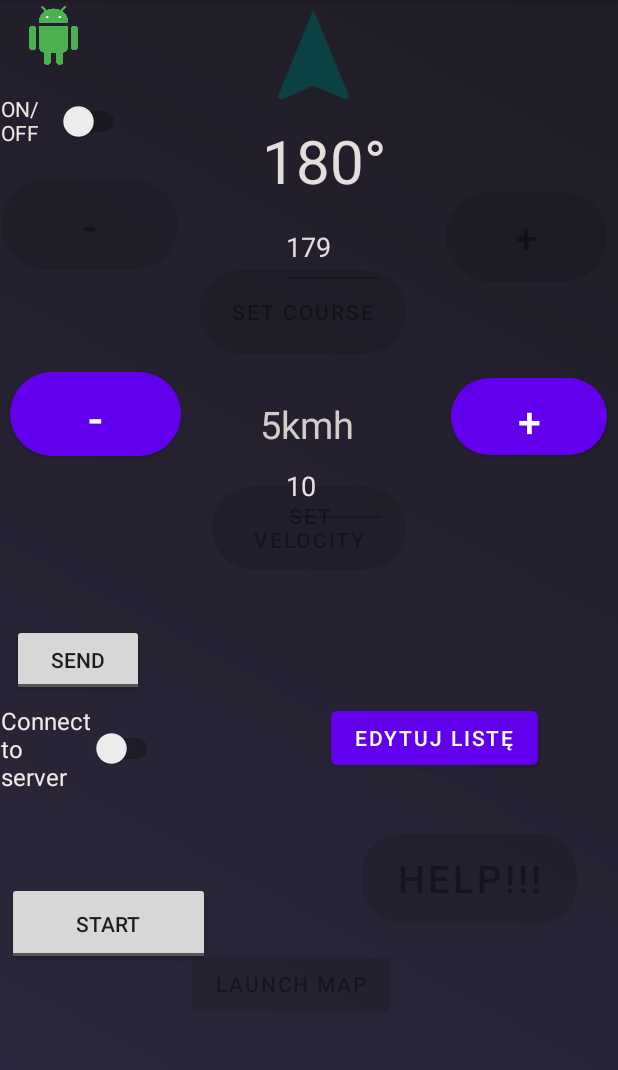
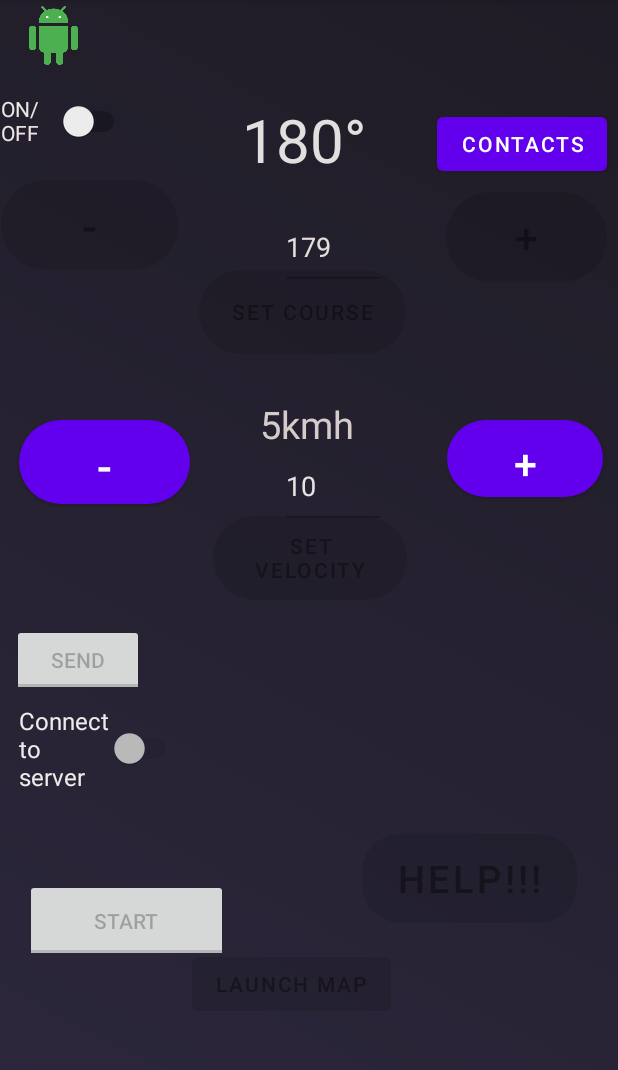
Before and after one commit to Marzpy/Boat-app, an Android app: the screen it shows after launch (MainActivity), on a phone screen of 412 x 824 dp, the part 84-1154 px from its top. Run offline under Robolectric (Android 15) with nearby library versions, the phone set to English and light mode, and no system bars; libraries missing offline, so code that uses them is left out: org.eclipse.paho; 2 statements that could not run were skipped.

```diff
--- a/app/src/main/java/com/example/podstawka/MainActivity.java
+++ b/app/src/main/java/com/example/podstawka/MainActivity.java
@@ -5,8 +5,10 @@ import androidx.annotation.Nullable;
 import androidx.appcompat.app.AppCompatActivity;
 import androidx.constraintlayout.widget.ConstraintLayout;
 import androidx.core.app.ActivityCompat;
+import androidx.core.content.ContextCompat;
 
 
+import android.widget.ArrayAdapter;
 import android.widget.CompoundButton;
 
 import android.Manifest;
@@ -27,6 +29,7 @@ import android.view.MotionEvent;
 
 import android.widget.Button;
 import android.widget.EditText;
+import android.widget.ListView;
 import android.widget.Switch;
 import android.widget.TextView;
 import android.widget.Toast;
@@ -62,29 +65,9 @@ import org.eclipse.paho.client.mqttv3.MqttClient;
 import org.eclipse.paho.client.mqttv3.MqttException;
 import org.eclipse.paho.client.mqttv3.MqttMessage;
 
-import android.Manifest;
-import android.app.Activity;
-import android.content.Intent;
-import android.content.pm.PackageManager;
-import android.net.Uri;
-import android.os.Bundle;
-import android.telephony.SmsManager;
-import android.view.View;
-import android.widget.ArrayAdapter;
-import android.widget.Button;
-import android.widget.ListView;
-import android.widget.Toast;
-
-import androidx.annotation.NonNull;
-import androidx.appcompat.app.AppCompatActivity;
-import androidx.core.app.ActivityCompat;
-import androidx.core.content.ContextCompat;
-
-import java.util.ArrayList;
-import java.util.List;
-
 public class MainActivity extends AppCompatActivity {
 
+    private static final int REQUEST_CODE_ADD_ITEM =1 ;
     int speedV=5,course=1;
     private Button btnPlus,btnMin,btnSetcourse,btnspeed,btnhelp;
     private Button speedPlus,speedMin;
@@ -103,9 +86,7 @@ public class MainActivity extends AppCompatActivity {
     TextView subText;
     List<String> array=new ArrayList<String>();
     List<String> array2=new ArrayList<String>();
-    private static final int REQUEST_CODE_SEND_SMS = 1;
-    private static final int REQUEST_CODE_ADD_ITEM = 2;
-    private static final int REQUEST_CODE_READ_PHONE_STATE =3 ;
+
     private static ArrayList<String> items = new ArrayList<>();
 
 
@@ -115,6 +96,9 @@ public class MainActivity extends AppCompatActivity {
 
     private ArrayAdapter<String> adapter;
     private ConstraintLayout containerRL;
+
+
+
     @Override
     protected void onCreate(Bundle savedInstanceState) {
         super.onCreate(savedInstanceState);
@@ -133,25 +117,10 @@ public class MainActivity extends AppCompatActivity {
 
 
 
-
-        if (ContextCompat.checkSelfPermission(this, Manifest.permission.SEND_SMS)
-                != PackageManager.PERMISSION_GRANTED) {
-            ActivityCompat.requestPermissions(this, new String[]{Manifest.permission.SEND_SMS}, REQUEST_CODE_SEND_SMS);
-        }
-        if (ContextCompat.checkSelfPermission(this, Manifest.permission.READ_PHONE_STATE)
-                != PackageManager.PERMISSION_GRANTED) {
-            ActivityCompat.requestPermissions(this, new String[]{Manifest.permission.READ_PHONE_STATE}, REQUEST_CODE_READ_PHONE_STATE);
-        }
-        setContentView(R.layout.activity_main);
+        editListButton = findViewById(R.id.editListButton);
 
 
         //buttons
-
-
-
-        //listView = findViewById(R.id.listView);
-        editListButton = findViewById(R.id.editListButton);
-        //sendSmsButton = findViewById(R.id.sendSmsButton);
 
         speedMin=findViewById(R.id.minspeed);
         speedPlus=findViewById(R.id.plusspeed);
@@ -404,11 +373,10 @@ public class MainActivity extends AppCompatActivity {
             }
         });
 
+    }
 
 
 
-
-    }
 
     @Override
     public void onRequestPermissionsResult(int requestCode, @NonNull String[] permissions, @NonNull int[] grantResults) {
@@ -425,13 +393,6 @@ public class MainActivity extends AppCompatActivity {
 
                     turnOnGPS();
                 }
-            }
-        }
-        if (requestCode == REQUEST_CODE_SEND_SMS) {
-            if (grantResults.length > 0 && grantResults[0] == PackageManager.PERMISSION_GRANTED) {
-                Toast.makeText(this, "Uprawnienia zostały udzielone", Toast.LENGTH_SHORT).show();
-            } else {
-                Toast.makeText(this, "Uprawnienia nie zostały udzielone", Toast.LENGTH_SHORT).show();
             }
         }
 
@@ -452,6 +413,8 @@ public class MainActivity extends AppCompatActivity {
             items = data.getStringArrayListExtra("items");
         }
     }
+
+
 
     private void getCurrentLocation() {
 
@@ -689,6 +652,8 @@ public class MainActivity extends AppCompatActivity {
 
 
 
+
+
     public void conn(){
 
         try {
@@ -734,20 +699,6 @@ public class MainActivity extends AppCompatActivity {
         }
     }
 
-
-    Runnable run = new Runnable() {
-
-        @Override
-        public void run() {
-            getCurrentLocation();
-            sendSms();
-
-        }
-    };
-
-
-
-
     private void sendSms() {
         if (ContextCompat.checkSelfPermission(this, Manifest.permission.SEND_SMS)
                 != PackageManager.PERMISSION_GRANTED) {
@@ -763,4 +714,17 @@ public class MainActivity extends AppCompatActivity {
                 Toast.makeText(this, "Lista numerów jest pusta", Toast.LENGTH_SHORT).show();
             }}
     }
+
+
+
+
+    Runnable run = new Runnable() {
+
+        @Override
+        public void run() {
+            getCurrentLocation();
+           sendSms();
+
+        }
+    };
 }
--- a/app/src/main/res/layout/activity_main.xml
+++ b/app/src/main/res/layout/activity_main.xml
@@ -16,7 +16,7 @@
         android:id="@+id/toggleButton2"
         android:layout_width="135dp"
         android:layout_height="55dp"
-        android:layout_marginEnd="272dp"
+        android:layout_marginEnd="260dp"
         android:shadowColor="#272334"
         android:text="ToggleButton"
         android:textOff="START"
@@ -24,7 +24,7 @@
         app:layout_constraintBottom_toBottomOf="parent"
         app:layout_constraintEnd_toEndOf="parent"
         app:layout_constraintTop_toTopOf="parent"
-        app:layout_constraintVertical_bias="0.825"
+        app:layout_constraintVertical_bias="0.822"
         tools:ignore="HardcodedText" />
 
     <ImageView
@@ -60,13 +60,13 @@
         android:id="@+id/plusspeed"
         android:layout_width="104dp"
         android:layout_height="51dp"
-        android:layout_marginTop="252dp"
+        android:layout_marginTop="280dp"
         android:background="@drawable/round_button"
         android:scrollbarSize="4dp"
         android:text="+"
         android:textSize="27sp"
         app:layout_constraintEnd_toEndOf="parent"
-        app:layout_constraintHorizontal_bias="0.977"
+        app:layout_constraintHorizontal_bias="0.967"
         app:layout_constraintStart_toStartOf="parent"
         app:layout_constraintTop_toTopOf="parent" />
 
@@ -87,12 +87,12 @@
         android:id="@+id/minspeed"
         android:layout_width="114dp"
         android:layout_height="56dp"
-        android:layout_marginTop="248dp"
+        android:layout_marginTop="280dp"
         android:background="@drawable/round_button"
         android:text="-"
         android:textSize="30sp"
         app:layout_constraintEnd_toEndOf="parent"
-        app:layout_constraintHorizontal_bias="0.023"
+        app:layout_constraintHorizontal_bias="0.043"
         app:layout_constraintStart_toStartOf="parent"
         app:layout_constraintTop_toTopOf="parent" />
 
@@ -125,52 +125,38 @@
         android:id="@+id/editListButton"
         android:layout_width="wrap_content"
         android:layout_height="wrap_content"
-        android:layout_marginBottom="252dp"
-        android:text="Edytuj listę"
+        android:layout_marginBottom="648dp"
+        android:text="Contacts"
         app:layout_constraintBottom_toBottomOf="parent"
         app:layout_constraintEnd_toEndOf="parent"
-        app:layout_constraintHorizontal_bias="0.8"
+        app:layout_constraintHorizontal_bias="0.975"
         app:layout_constraintStart_toStartOf="@+id/toggleButton"
         tools:ignore="MissingConstraints" />
 
-    <ImageView
-        android:id="@+id/arrow"
-
-        android:layout_width="98dp"
-        android:layout_height="76dp"
-        android:layout_gravity="center_horizontal"
-        android:layout_marginStart="160dp"
-        android:foregroundGravity="clip_horizontal"
-        android:src="@drawable/ic_baseline_navigation_24"
-        app:layout_constraintBottom_toBottomOf="parent"
-        app:layout_constraintStart_toStartOf="parent"
-        app:layout_constraintTop_toTopOf="parent"
-        app:layout_constraintVertical_bias="0.0" />
-
     <TextView
         android:id="@+id/CourseAngle"
-        android:layout_width="wrap_content"
-        android:layout_height="wrap_content"
+        android:layout_width="89dp"
+        android:layout_height="57dp"
         android:text="180°"
         android:textColor="#E4DFDF"
         android:textSize="40sp"
         app:layout_constraintBottom_toBottomOf="parent"
         app:layout_constraintEnd_toEndOf="parent"
-        app:layout_constraintHorizontal_bias="0.531"
 
         app:layout_constraintStart_toStartOf="parent"
         app:layout_constraintTop_toTopOf="parent"
-        app:layout_constraintVertical_bias="0.112" />
+        app:layout_constraintVertical_bias="0.093" />
 
     <Button
         android:id="@+id/speed"
         android:layout_width="129dp"
         android:layout_height="56dp"
-        android:layout_marginTop="324dp"
+        android:layout_marginTop="344dp"
         android:background="@drawable/round_button"
         android:text="Set Velocity"
         android:textSize="14sp"
         app:layout_constraintEnd_toEndOf="parent"
+        app:layout_constraintHorizontal_bias="0.503"
         app:layout_constraintStart_toStartOf="parent"
         app:layout_constraintTop_toTopOf="parent" />
 
@@ -274,7 +260,7 @@
         android:textColor="#F1EAEA"
         android:textSize="16sp"
         app:layout_constraintEnd_toEndOf="parent"
-        app:layout_constraintHorizontal_bias="0.003"
+        app:layout_constraintHorizontal_bias="0.042"
         app:layout_constraintStart_toStartOf="parent"
         app:layout_constraintTop_toTopOf="parent"
         tools:ignore="UseSwitchCompatOrMaterialXml" />
```
Also changed, not shown: app/src/main/AndroidManifest.xml (+14 -9 lines), app/src/main/java/com/example/podstawka/ListActivity.java (added, +247 -0 lines), app/src/main/res/layout/activity_list.xml (added, +38 -0 lines).
